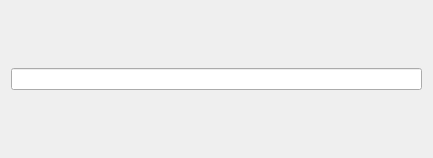
Above: src/limbs/SimpleNode/simplenodewidget.ui from krug-vadim/Hussein_2 before the change. Below: the same form after it.
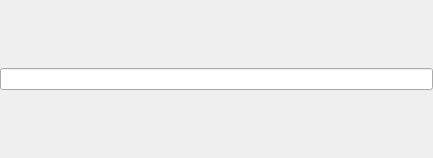
That is the form after the change.

Patch:
```diff
--- a/src/limbs/SimpleNode/simplenodewidget.ui
+++ b/src/limbs/SimpleNode/simplenodewidget.ui
@@ -14,6 +14,21 @@
    <string>Form</string>
   </property>
   <layout class="QVBoxLayout" name="verticalLayout">
+   <property name="spacing">
+    <number>0</number>
+   </property>
+   <property name="leftMargin">
+    <number>0</number>
+   </property>
+   <property name="topMargin">
+    <number>0</number>
+   </property>
+   <property name="rightMargin">
+    <number>0</number>
+   </property>
+   <property name="bottomMargin">
+    <number>0</number>
+   </property>
    <item>
     <widget class="QLineEdit" name="lineEdit"/>
    </item>
```
